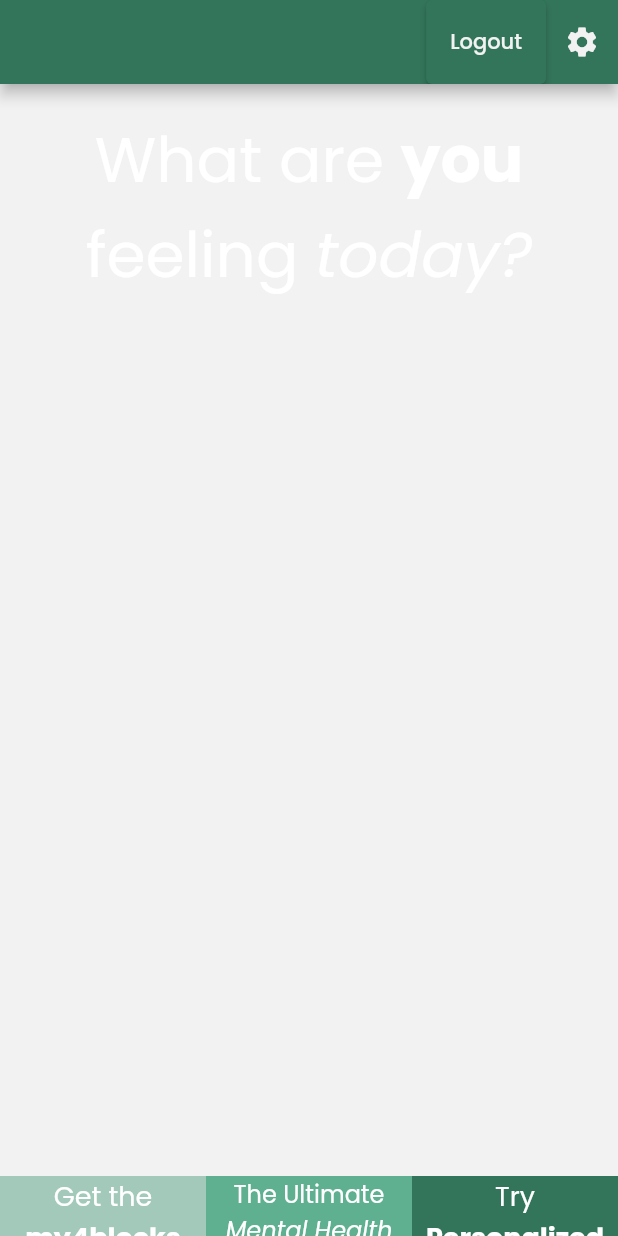
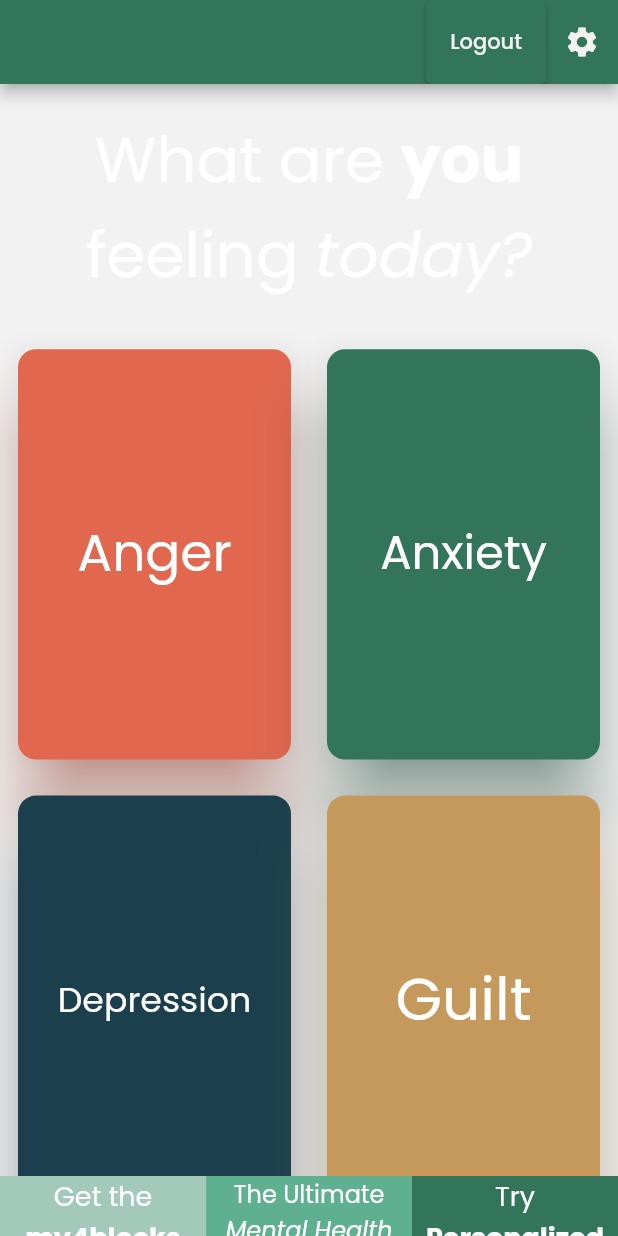
Before and after one commit to maylortaylor/MentalHealthApp, a Flutter app: the screen it shows once a user with an empty profile is signed in, on a phone screen of 412 x 824 dp. Run offline on Flutter 3.47's test engine with Material 2 defaults, Android fonts, the phone set to English and light mode, and no system bars; our stand-ins replace another_flushbar, auto_size_text, card_swiper, cloud_firestore, firebase_auth, firebase_core and 3 more; missing offline and left inert: responsive_ui, textfield_tags, vimeo_video_player; accounts and stored records are empty.

Commit message:
broke a lot to get the UI looking correctly for tests. had to redesign the Firestore Database.dart to not take in a UID because the AuthWidgetBuilder is the main entry point in the app

```diff
--- a/mental_health_app/lib/app_component.dart
+++ b/mental_health_app/lib/app_component.dart
@@ -25,14 +25,15 @@ import 'package:provider/provider.dart';
 // import 'package:flutter_localizations/flutter_localizations.dart';
 
 class AppComponent extends StatefulWidget {
-  const AppComponent({required Key key, required this.databaseBuilder})
+  const AppComponent({required Key key})
+  // const AppComponent({required Key key, required this.databaseBuilder})
       : super(key: key);
 
 
   // Expose builders for 3rd party services at the root of the widget tree
   // This is useful when mocking services while testing
-  final FirestoreDatabase Function(BuildContext context, String uid)
-      databaseBuilder;
+  // final FirestoreDatabase Function(BuildContext context, String uid)
+  //     databaseBuilder;
 
   @override
   State<AppComponent> createState() {
@@ -53,7 +54,7 @@ class _AppComponentState extends State<AppComponent> {
     return Consumer<ThemeProvider>(
       builder: (_, themeProviderRef, __) {
             return AuthWidgetBuilder(
-              databaseBuilder: widget.databaseBuilder,
+              // databaseBuilder: widget.databaseBuilder,
               builder: (BuildContext context, AsyncSnapshot<UserModel?> userSnapshot) {
                 return MaterialApp(
                   debugShowCheckedModeBanner: false,
@@ -103,13 +104,14 @@ class _AppComponentState extends State<AppComponent> {
                   home: Consumer<AuthProvider>(
                     builder: (_, authProviderRef, __) {
                       if (userSnapshot.connectionState == ConnectionState.active) {
-                        return userSnapshot.hasData
-                            // ? Navigator(
-                            //     key: locator<NavigationService>().navigatorKey,
-                            //     onGenerateRoute: Application.router.generator,
-                            //   )
-                            ? DecisionScreen()
-                            : LoginScreen();
+                        DecisionScreen();
+                        // return userSnapshot.hasData
+                        //     // ? Navigator(
+                        //     //     key: locator<NavigationService>().navigatorKey,
+                        //     //     onGenerateRoute: Application.router.generator,
+                        //     //   )
+                        //     ? DecisionScreen()
+                        //     : LoginScreen();
                       }
 
                       // return DecisionScreen();
--- a/mental_health_app/lib/auth_widget_builder.dart
+++ b/mental_health_app/lib/auth_widget_builder.dart
@@ -14,11 +14,12 @@ import 'package:provider/provider.dart';
  */
 class AuthWidgetBuilder extends StatelessWidget {
   const AuthWidgetBuilder(
-      {required Key key, required this.builder, required this.databaseBuilder})
+      {required Key key, required this.builder})
+      // {required Key key, required this.builder, required this.databaseBuilder})
       : super(key: key);
   final Widget Function(BuildContext, AsyncSnapshot<UserModel?>) builder;
-  final FirestoreDatabase Function(BuildContext context, String uid)
-      databaseBuilder;
+  // final FirestoreDatabase Function(BuildContext context, String uid)
+  //     databaseBuilder;
 
   @override
   Widget build(BuildContext context) {
@@ -36,9 +37,9 @@ class AuthWidgetBuilder extends StatelessWidget {
           return MultiProvider(
             providers: [
               Provider<UserModel>.value(value: user),
-              Provider<FirestoreDatabase>(
-                create: (context) => databaseBuilder(context, user.uid!),
-              ),
+            // Provider<FirestoreDatabase>(
+            //   create: (context) => databaseBuilder(context, user.uid!),
+            // ),
             ],
             child: builder(context, snapshot),
           );
--- a/mental_health_app/lib/main.dart
+++ b/mental_health_app/lib/main.dart
@@ -20,6 +20,7 @@ Future<void> main() async {
   await Firebase.initializeApp(
     options: DefaultFirebaseOptions.currentPlatform,
   );
+
   SystemChrome.setPreferredOrientations([DeviceOrientation.portraitUp])
       .then((_) async {
     runApp(
@@ -39,9 +40,12 @@ Future<void> main() async {
           // ChangeNotifierProvider<LanguageProvider>(
           //   create: (context) => LanguageProvider(),
           // ),
+          Provider<FirestoreDatabase>(
+                create: (context) => FirestoreDatabase(),
+          ),
         ],
         child: AppComponent(
-          databaseBuilder: (_, uid) => FirestoreDatabase(uid: uid),
+          // databaseBuilder: (_, uid) => FirestoreDatabase(uid: uid),
           key: Key('MyApp'),
         ),
       ),
--- a/mental_health_app/lib/main_prod.dart
+++ b/mental_health_app/lib/main_prod.dart
@@ -31,7 +31,7 @@ void main() {
           ),
         ],
         child: AppComponent(
-          databaseBuilder: (_, uid) => FirestoreDatabase(uid: uid),
+          // databaseBuilder: (_, uid) => FirestoreDatabase(uid: uid),
           key: Key('SimpleFinance'),
         ),
       ),
--- a/mental_health_app/lib/screens/decision.screen.dart
+++ b/mental_health_app/lib/screens/decision.screen.dart
@@ -230,9 +230,9 @@ class _DecisionScreenState extends  State<DecisionScreen> {
   }
 
   _getAnxiousCard() {
-    if (currentUser == null || !currentUser!.pathsAllowed!.contains('anxiety')) {
-      return Container();
-    }
+    // if (currentUser == null || !currentUser!.pathsAllowed!.contains('anxiety')) {
+    //   return Container();
+    // }
     return buildCardWithIcon(
             null,
             context,
@@ -249,9 +249,9 @@ class _DecisionScreenState extends  State<DecisionScreen> {
   }
 
   _getDepressionCard() {
-    if (currentUser == null || !currentUser!.pathsAllowed!.contains('depression')) {
-      return Container();
-    }
+    // if (currentUser == null || !currentUser!.pathsAllowed!.contains('depression')) {
+    //   return Container();
+    // }
     return buildCardWithIcon(
             null,
             context,
@@ -268,9 +268,9 @@ class _DecisionScreenState extends  State<DecisionScreen> {
   }
 
   _getGuiltyCard() {
-    if (currentUser == null || !currentUser!.pathsAllowed!.contains('guilt')) {
-      return Container();
-    }
+    // if (currentUser == null || !currentUser!.pathsAllowed!.contains('guilt')) {
+    //   return Container();
+    // }
     return buildCardWithIcon(
             null,
             context,
@@ -287,9 +287,9 @@ class _DecisionScreenState extends  State<DecisionScreen> {
   }
 
   _getAngerCard() {
-    if (currentUser == null || !currentUser!.pathsAllowed!.contains('anger')) {
-      return Container();
-    }
+    // if (currentUser == null || !currentUser!.pathsAllowed!.contains('anger')) {
+    //   return Container();
+    // }
     return buildCardWithIcon(
             null,
             context,
--- a/mental_health_app/lib/screens/prompt.screen.dart
+++ b/mental_health_app/lib/screens/prompt.screen.dart
@@ -225,7 +225,7 @@ class _PromptScreenState extends State<PromptScreen> {
     inspect(_answerModel);
     answerList.add(_answerModel);
 
-    firestoreDatabase.setUserAnswerCat(_answerModel, _answerModel.category);
+    // firestoreDatabase.setUserAnswerCat(_answerModel, _answerModel.category);
   }
 
   Widget _buildVimeoCard(BuildContext context) {
--- a/mental_health_app/lib/services/firestore_path.dart
+++ b/mental_health_app/lib/services/firestore_path.dart
@@ -7,10 +7,10 @@ This class work together with FirestoreService and FirestoreDatabase.
 class FirestorePath {
   // static String todo(String uid, String todoId) => 'users/$uid/todos/$todoId';
   // static String todos(String uid) => 'users/$uid/todos';
-  static String prompt(String uid) => 'prompts/$uid';
-  static String user(String uid) => 'users/$uid';
+  static String prompt(String? id) => 'prompts/$id';
+  static String user(String? uid) => 'users/$uid';
   static String prompts() => 'prompts';
   static String users() => 'users';
-  static String answers(String uid) => 'answers/$uid';
+  static String answers(String? uid) => 'answers/$uid';
   static String answersCat(String uid, String cat) => 'answers/$uid/$cat';
 }
--- a/mental_health_app/lib/ui/setting/answers_screen.dart
+++ b/mental_health_app/lib/ui/setting/answers_screen.dart
@@ -60,7 +60,7 @@ class _AnswersScreenState extends State<AnswersScreen> {
         Provider.of<FirestoreDatabase>(context, listen: false);
 
     return StreamBuilder(
-      stream: firestoreDatabase.userAnswersStream(),
+      // stream: firestoreDatabase.userAnswersStream(),
       builder: (context, snapshot)  {
         if (snapshot.hasData) {
           _userAnswers = snapshot.data as List<AnswerModel>;
--- a/mental_health_app/lib/ui/setting/setting_screen.dart
+++ b/mental_health_app/lib/ui/setting/setting_screen.dart
@@ -121,7 +121,7 @@ class _SettingScreenState extends State<SettingScreen> {
       _user?.zipcode = _zipcodeController.text;
       _user?.lastModified = DateTime.now().toIso8601String();
 
-      await firestoreDatabase.setUser(_user!);
+      // await firestoreDatabase.setUser(_user!);
   }
 
   @override
```
Also changed, not shown: mental_health_app/lib/providers/firebase_provider.dart (+40 -26 lines), mental_health_app/lib/services/firestore_database.dart (+27 -26 lines).
